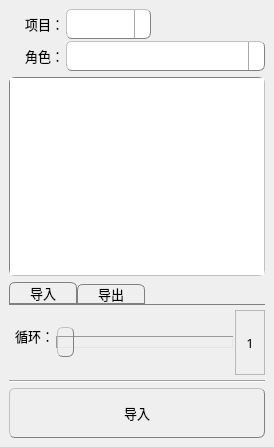
Before: the Qt Designer form commons/ui/motionLib.ui in lonegather/Barbarian, drawn with Qt 5.
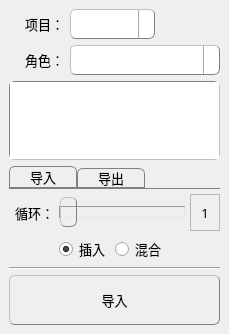
After: the same form once the commit is applied. Icons and pictures are not drawn.

The edit to the form file:
```diff
--- a/commons/ui/motionLib.ui
+++ b/commons/ui/motionLib.ui
@@ -6,8 +6,8 @@
    <rect>
     <x>0</x>
     <y>0</y>
-    <width>274</width>
-    <height>447</height>
+    <width>229</width>
+    <height>334</height>
    </rect>
   </property>
   <property name="font">
@@ -106,7 +106,7 @@
                                 stop:0 rgba(20, 20, 20, 255), 
                                 stop:0.3 rgba(40, 40, 40, 255), 
                                 stop:1 rgba(50, 50, 50, 255));
-    selection-background-color: black;
+    selection-background-color: purple;
 }
 
 QLineEdit {
@@ -117,7 +117,7 @@
                                 stop:0 rgba(20, 20, 20, 255), 
                                 stop:0.3 rgba(40, 40, 40, 255), 
                                 stop:1 rgba(50, 50, 50, 255));
-    selection-background-color: black;
+    selection-background-color: purple;
 }
 
 QComboBox{
@@ -157,7 +157,7 @@
 
 QComboBox QAbstractItemView {
     border: 1px solid grap;
-    selection-background-color: black;
+    selection-background-color: purple;
 }
 
 QPushButton{
@@ -193,12 +193,6 @@
    <layout class="QVBoxLayout" name="verticalLayout_2" stretch="0,1,0">
     <item>
      <layout class="QFormLayout" name="formLayout_2">
-      <property name="horizontalSpacing">
-       <number>2</number>
-      </property>
-      <property name="verticalSpacing">
-       <number>2</number>
-      </property>
       <item row="0" column="0">
        <widget class="QLabel" name="Label">
         <property name="minimumSize">
@@ -339,12 +333,6 @@
         </property>
         <item>
          <layout class="QFormLayout" name="formLayout">
-          <property name="horizontalSpacing">
-           <number>2</number>
-          </property>
-          <property name="verticalSpacing">
-           <number>2</number>
-          </property>
           <item row="0" column="0">
            <widget class="QLabel" name="label">
             <property name="minimumSize">
@@ -421,6 +409,52 @@
             </item>
            </layout>
           </item>
+          <item row="1" column="1">
+           <layout class="QHBoxLayout" name="horizontalLayout_2">
+            <item>
+             <widget class="QRadioButton" name="motionLibRBInsert">
+              <property name="font">
+               <font>
+                <family>微软雅黑</family>
+                <pointsize>10</pointsize>
+               </font>
+              </property>
+              <property name="text">
+               <string>插入</string>
+              </property>
+              <property name="checked">
+               <bool>true</bool>
+              </property>
+             </widget>
+            </item>
+            <item>
+             <widget class="QRadioButton" name="motionLibRBMerge">
+              <property name="font">
+               <font>
+                <family>微软雅黑</family>
+                <pointsize>10</pointsize>
+               </font>
+              </property>
+              <property name="text">
+               <string>混合</string>
+              </property>
+             </widget>
+            </item>
+            <item>
+             <spacer name="horizontalSpacer_2">
+              <property name="orientation">
+               <enum>Qt::Horizontal</enum>
+              </property>
+              <property name="sizeHint" stdset="0">
+               <size>
+                <width>40</width>
+                <height>20</height>
+               </size>
+              </property>
+             </spacer>
+            </item>
+           </layout>
+          </item>
          </layout>
         </item>
         <item>
@@ -483,12 +517,6 @@
         </property>
         <item>
          <layout class="QFormLayout" name="formLayout_3">
-          <property name="horizontalSpacing">
-           <number>2</number>
-          </property>
-          <property name="verticalSpacing">
-           <number>2</number>
-          </property>
           <item row="0" column="0">
            <widget class="QLabel" name="label_3">
             <property name="minimumSize">
@@ -550,7 +578,7 @@
            </widget>
           </item>
           <item row="0" column="1">
-           <layout class="QHBoxLayout" name="horizontalLayout" stretch="0,0,0,1">
+           <layout class="QHBoxLayout" name="horizontalLayout">
             <property name="spacing">
              <number>0</number>
             </property>
```
